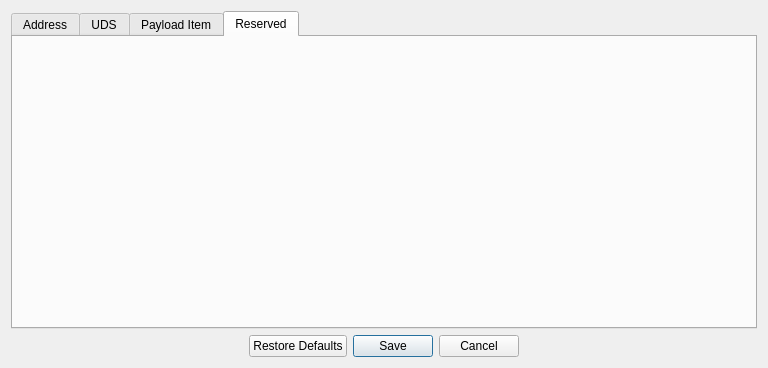
The window that settings.ui (xjzer/QtWidgetDemo) describes before a commit, drawn with Qt 5.
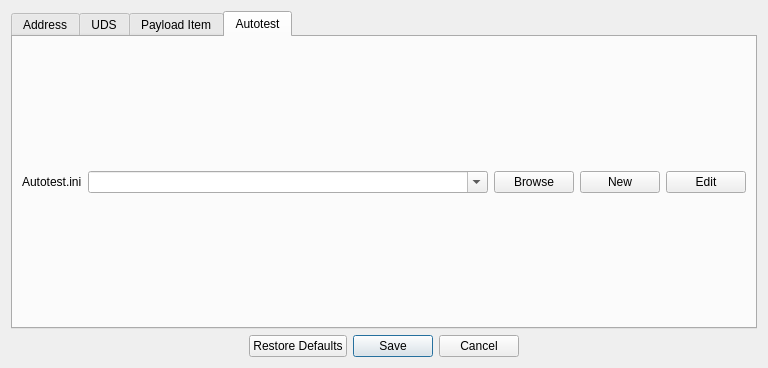
The same window after the commit. The open tabs and pages were chosen to show the change.

Commit message: Feat(autotest):add autotest

Patch:
```diff
--- a/settings.ui
+++ b/settings.ui
@@ -542,8 +542,75 @@
      </widget>
      <widget class="QWidget" name="tab_reserved">
       <attribute name="title">
-       <string>Reserved</string>
+       <string>Autotest</string>
       </attribute>
+      <layout class="QGridLayout" name="gridLayout_4">
+       <item row="1" column="4">
+        <widget class="QPushButton" name="pushButton_create_edit_ini">
+         <property name="sizePolicy">
+          <sizepolicy hsizetype="Fixed" vsizetype="Fixed">
+           <horstretch>0</horstretch>
+           <verstretch>0</verstretch>
+          </sizepolicy>
+         </property>
+         <property name="text">
+          <string>Edit</string>
+         </property>
+        </widget>
+       </item>
+       <item row="1" column="1">
+        <widget class="QComboBox" name="comboBox_autotest_file">
+         <property name="sizePolicy">
+          <sizepolicy hsizetype="Expanding" vsizetype="Fixed">
+           <horstretch>0</horstretch>
+           <verstretch>0</verstretch>
+          </sizepolicy>
+         </property>
+         <property name="editable">
+          <bool>true</bool>
+         </property>
+        </widget>
+       </item>
+       <item row="1" column="2">
+        <widget class="QPushButton" name="pushButton_autotest_file">
+         <property name="sizePolicy">
+          <sizepolicy hsizetype="Fixed" vsizetype="Fixed">
+           <horstretch>0</horstretch>
+           <verstretch>0</verstretch>
+          </sizepolicy>
+         </property>
+         <property name="text">
+          <string>Browse</string>
+         </property>
+        </widget>
+       </item>
+       <item row="1" column="0">
+        <widget class="QLabel" name="label_autotest_file">
+         <property name="sizePolicy">
+          <sizepolicy hsizetype="Fixed" vsizetype="Preferred">
+           <horstretch>0</horstretch>
+           <verstretch>0</verstretch>
+          </sizepolicy>
+         </property>
+         <property name="text">
+          <string>Autotest.ini</string>
+         </property>
+        </widget>
+       </item>
+       <item row="1" column="3">
+        <widget class="QPushButton" name="pushButton_create_test_ini">
+         <property name="sizePolicy">
+          <sizepolicy hsizetype="Fixed" vsizetype="Fixed">
+           <horstretch>0</horstretch>
+           <verstretch>0</verstretch>
+          </sizepolicy>
+         </property>
+         <property name="text">
+          <string>New</string>
+         </property>
+        </widget>
+       </item>
+      </layout>
      </widget>
     </widget>
    </item>
```
Left out of the diff: 2 changed lines with no effect on the pictures. The commit also changes 7 other files.
